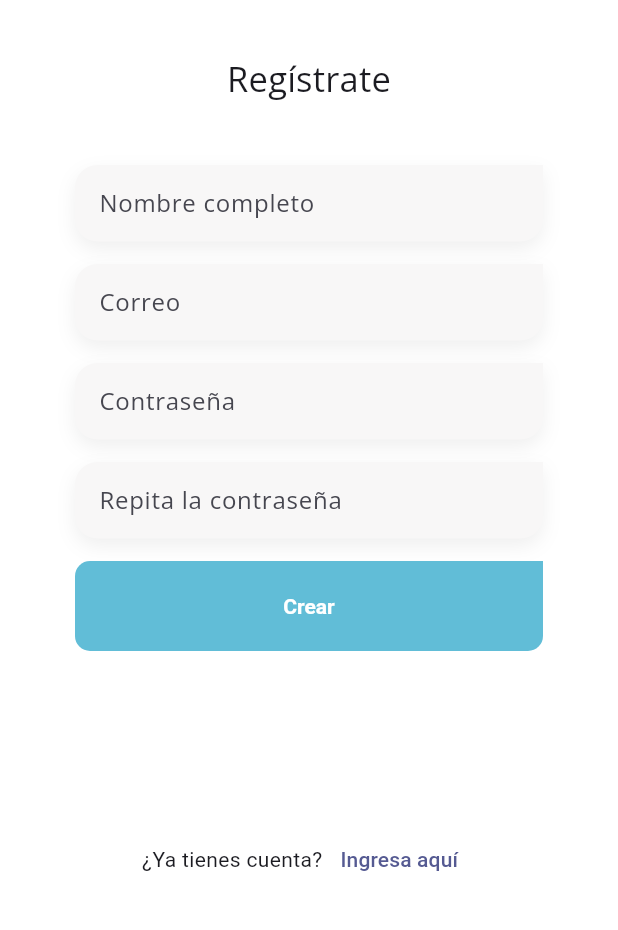
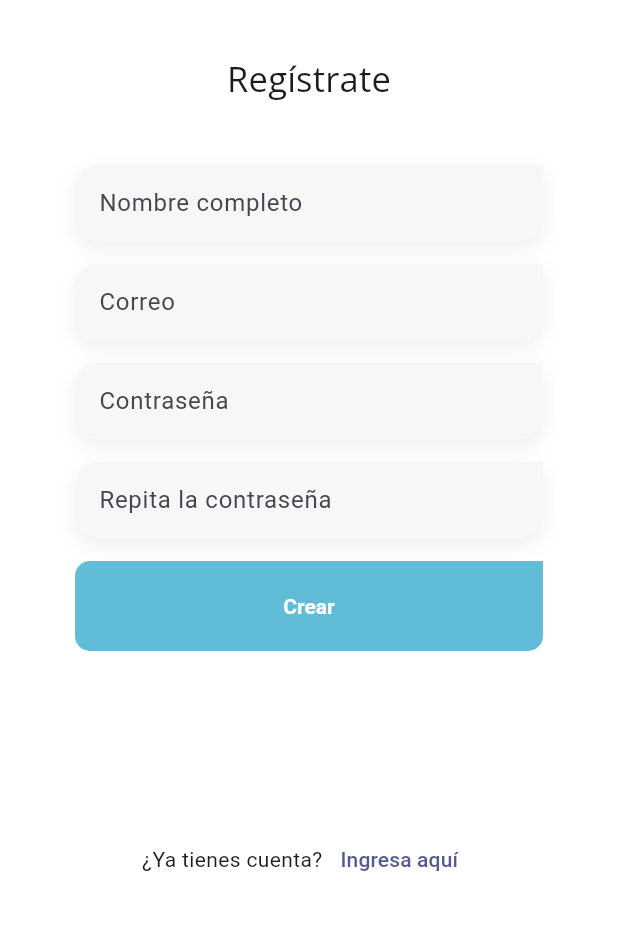
Before and after one commit to KotlinLovers/flutter-cyclescape, a Flutter app: the RegisterScreen screen opened by its route, on a phone screen of 412 x 824 dp, the part 165-1095 px from its top. Run offline on Flutter 3.47's test engine with Material 2 defaults, Android fonts, the phone set to English and light mode, and no system bars; our stand-ins replace card_swiper, dio, flutter_dotenv, flutter_riverpod, formz, geolocator and 7 more; accounts and stored records are empty; network calls fail; project files that could hold a hidden picture were left out.

Commit message:
configure app theme

```diff
--- a/lib/config/theme/app_theme.dart
+++ b/lib/config/theme/app_theme.dart
@@ -20,8 +20,7 @@ class AppTheme {
         .copyWith( fontSize: 23, fontWeight: FontWeight.normal ),
       titleSmall: GoogleFonts.openSans()
         .copyWith( fontSize: 20, fontWeight: FontWeight.normal ),
-      bodyLarge: GoogleFonts.openSans()
-        .copyWith( fontSize: 16, fontWeight: FontWeight.normal ),
+
     ),
 
     ///* Scaffold Background Color
--- a/lib/presentation/screens/profile_screen.dart
+++ b/lib/presentation/screens/profile_screen.dart
@@ -60,7 +60,7 @@ class ProfileScreenState extends ConsumerState {
               context.go('/');
             },
             icon: const Icon(LineAwesomeIcons.angle_left)),
-        title: const Text('Mi perfil'),
+        title: const Text('Mi cuenta'),
         actions: [
           IconButton(
               onPressed: () {},
```
